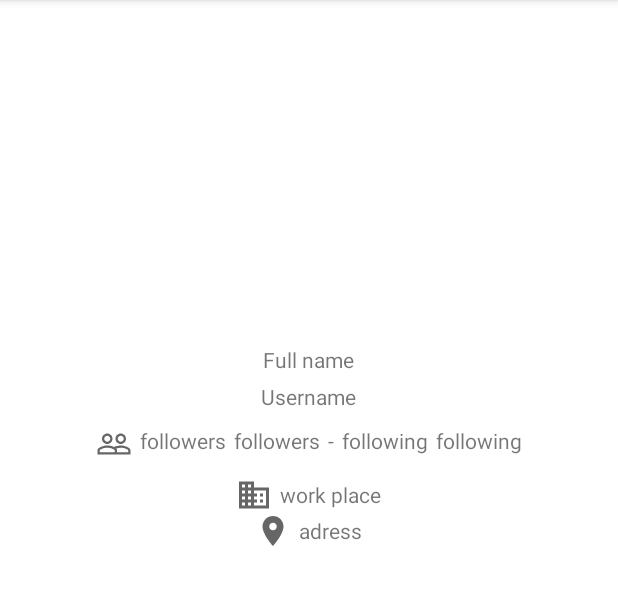
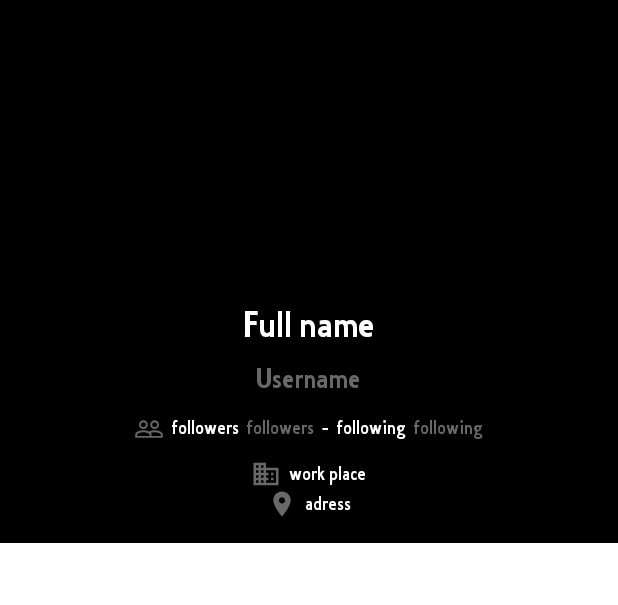
Before and after one commit to mavinii/GithubRepoApp, an Android app: the screen it shows after launch (MainActivity), on a phone screen of 412 x 824 dp, the part 84-689 px from its top. Run offline under Robolectric (Android 15) with nearby library versions, the phone set to English and light mode, and no system bars; our stand-ins replace Picasso; pictures from the network do not load.

Commit message:
Layouts done app running

```diff
--- /dev/null
+++ b/app/src/main/res/drawable/round_border.xml
@@ -0,0 +1,6 @@
+<?xml version="1.0" encoding="UTF-8"?>
+<shape xmlns:android="http://schemas.android.com/apk/res/android" android:shape="rectangle">
+    <corners android:radius="10dp"/>
+    <stroke android:width="1dp"
+        android:color="@color/gray"/>
+</shape>
--- a/app/src/main/res/layout/activity_main.xml
+++ b/app/src/main/res/layout/activity_main.xml
@@ -6,15 +6,24 @@
     android:layout_width="match_parent"
     android:layout_height="wrap_content"
     android:orientation="vertical"
-    tools:context=".MainActivity">
+    tools:context=".MainActivity"
+    android:background="@color/black">
 
-    <com.google.android.material.imageview.ShapeableImageView
-        android:id="@+id/avatarImage"
-        android:layout_width="220dp"
-        android:layout_height="220dp"
+    <LinearLayout
+        android:layout_width="wrap_content"
+        android:layout_height="wrap_content"
+        android:orientation="vertical"
         android:layout_gravity="center"
-        app:shapeAppearanceOverlay="@style/RoundCorner"
-        tools:srcCompat="@tools:sample/avatars" />
+        android:paddingTop="10dp">
+
+        <com.google.android.material.imageview.ShapeableImageView
+            android:id="@+id/avatarImage"
+            android:layout_width="180dp"
+            android:layout_height="180dp"
+            android:layout_gravity="center"
+            app:shapeAppearanceOverlay="@style/RoundCorner"
+            tools:srcCompat="@tools:sample/avatars" />
+    </LinearLayout>
 
     <LinearLayout
         android:layout_width="wrap_content"
@@ -28,6 +37,9 @@
             android:layout_height="wrap_content"
             android:layout_gravity="center"
             android:text="Full name"
+            android:textColor="@color/white"
+            android:fontFamily="@font/githubfont"
+            android:textSize="26sp"
             android:paddingTop="10dp"/>
 
         <TextView
@@ -36,7 +48,10 @@
             android:layout_height="wrap_content"
             android:layout_gravity="center"
             android:text="Username"
-            android:paddingTop="5dp"/>
+            android:paddingTop="5dp"
+            android:textSize="20sp"
+            android:textColor="@color/gray"
+            android:fontFamily="@font/githubfont"/>
     </LinearLayout>
 
     <LinearLayout
@@ -45,30 +60,35 @@
         android:orientation="horizontal"
         android:layout_gravity="center"
         android:paddingTop="10dp"
-        android:paddingBottom="10dp">
+        android:paddingBottom="10dp"
+        >
 
         <ImageView
             android:id="@+id/followersIcon"
-            android:layout_width="wrap_content"
-            android:layout_height="wrap_content"
+            android:layout_width="20dp"
+            android:layout_height="20dp"
             android:layout_gravity="center"
             android:src="@drawable/ic_followme"
             android:layout_marginEnd="5dp"
-            />
+            app:tint="@color/gray" />
 
         <TextView
             android:id="@+id/userFollowers"
             android:layout_width="wrap_content"
             android:layout_height="wrap_content"
             android:layout_marginEnd="5dp"
-            android:text="followers" />
+            android:text="followers"
+            android:textColor="@color/white"
+            android:fontFamily="@font/githubfont"/>
 
         <TextView
             android:id="@+id/followersDysplay"
             android:layout_width="wrap_content"
             android:layout_height="wrap_content"
             android:layout_marginEnd="5dp"
-            android:text="followers"/>
+            android:text="followers"
+            android:textColor="@color/gray"
+            android:fontFamily="@font/githubfont"/>
 
         <TextView
             android:id="@+id/spaceBetween"
@@ -76,20 +96,25 @@
             android:layout_height="wrap_content"
             android:layout_marginEnd="5dp"
             android:text="-"
-            />
+            android:textColor="@color/white"
+            android:fontFamily="@font/githubfont"/>
 
         <TextView
             android:id="@+id/userFollowing"
             android:layout_width="wrap_content"
             android:layout_height="wrap_content"
             android:layout_marginEnd="5dp"
-            android:text="following" />
+            android:text="following"
+            android:textColor="@color/white"
+            android:fontFamily="@font/githubfont"/>
 
         <TextView
             android:id="@+id/followingDysplay"
             android:layout_width="wrap_content"
             android:layout_height="wrap_content"
-            android:text="following"/>
+            android:text="following"
+            android:textColor="@color/gray"
+            android:fontFamily="@font/githubfont"/>
     </LinearLayout>
 
     <LinearLayout
@@ -99,39 +124,48 @@
         android:layout_gravity="center">
 
         <ImageView
-            android:layout_width="wrap_content"
-            android:layout_height="wrap_content"
+            android:layout_width="20dp"
+            android:layout_height="20dp"
             android:src="@drawable/ic_workplace"
             android:layout_gravity="center"
-            android:layout_marginEnd="5dp"/>
+            android:layout_marginEnd="5dp"
+            app:tint="@color/gray"
+            android:fontFamily="@font/githubfont"/>
 
         <TextView
             android:id="@+id/userWorkplace"
             android:layout_width="wrap_content"
             android:layout_height="wrap_content"
             android:layout_gravity="center"
-            android:text="work place" />
+            android:fontFamily="@font/githubfont"
+            android:text="work place"
+            android:textColor="@color/white" />
     </LinearLayout>
 
     <LinearLayout
         android:layout_width="wrap_content"
         android:layout_height="wrap_content"
         android:orientation="horizontal"
-        android:layout_gravity="center">
+        android:layout_gravity="center"
+        android:paddingBottom="16dp">
 
         <ImageView
-            android:layout_width="wrap_content"
-            android:layout_height="wrap_content"
+            android:layout_width="20dp"
+            android:layout_height="20dp"
             android:src="@drawable/ic_location"
             android:layout_marginEnd="5dp"
-            android:layout_gravity="center"/>
+            android:layout_gravity="center"
+            app:tint="@color/gray"
+            android:fontFamily="@font/githubfont"/>
 
         <TextView
             android:id="@+id/userAddress"
             android:layout_width="wrap_content"
             android:layout_height="wrap_content"
             android:layout_gravity="center"
-            android:text="adress" />
+            android:text="adress"
+            android:textColor="@color/white"
+            android:fontFamily="@font/githubfont"/>
 
     </LinearLayout>
 
--- a/app/src/main/res/values/colors.xml
+++ b/app/src/main/res/values/colors.xml
@@ -7,4 +7,6 @@
     <color name="teal_700">#FF018786</color>
     <color name="black">#FF000000</color>
     <color name="white">#FFFFFFFF</color>
+    <color name="blue">#304FFE</color>
+    <color name="gray">#686868</color>
 </resources>
```
Also changed, not shown: app/src/main/java/com/josue/githubrepoapp/MainAdapter.kt (+16 -6 lines), app/src/main/java/com/josue/githubrepoapp/UserGitData.kt (+7 -9 lines), app/src/main/res/drawable/custom_border.xml (added, +10 -0 lines), app/src/main/res/drawable/ic_code_fork_solid.xml (added, +9 -0 lines), app/src/main/res/drawable/ic_language.xml (added, +10 -0 lines), app/src/main/res/drawable/ic_stars.xml (added, +10 -0 lines), app/src/main/res/layout/recycle_template.xml (+66 -11 lines), app/src/main/res/font/githubfont.ttf (added).
